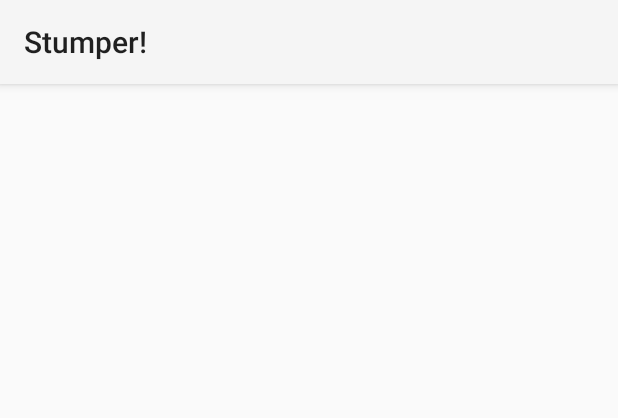
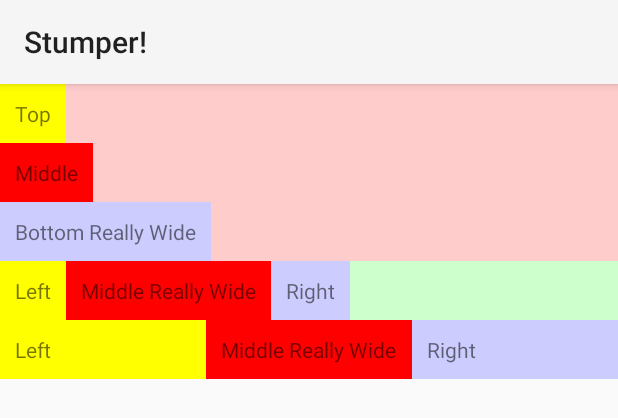
Before and after one commit to famousclark/CSC-214-repository, an Android app: the layout layout_linear_demo.xml on its own in the app's theme, with its tools: preview values and no code run, on a phone screen of 412 x 824 dp. Shown: the top 418 px of the screen. Run offline under Robolectric (Android 15) with nearby library versions, the phone set to English and light mode, and no system bars.

Commit message:
Fixed the layout in the rabbit hole app.

```diff
--- a/Lectures/Lecture03/app/src/main/res/layout/layout_linear_demo.xml
+++ b/Lectures/Lecture03/app/src/main/res/layout/layout_linear_demo.xml
@@ -3,4 +3,93 @@
     android:orientation="vertical" android:layout_width="match_parent"
     android:layout_height="match_parent">
 
+    <LinearLayout
+        android:layout_width="match_parent"
+        android:layout_height="wrap_content"
+        android:background="#FFCCCC"
+        android:orientation="vertical">
+
+        <TextView
+            android:layout_width="wrap_content"
+            android:layout_height="wrap_content"
+            android:text="Top"
+            android:padding="10dp"
+            android:background="#FFFF00"/>
+
+        <TextView
+            android:layout_width="wrap_content"
+            android:layout_height="wrap_content"
+            android:text="Middle"
+            android:padding="10dp"
+            android:background="#FF0000"/>
+
+        <TextView
+            android:layout_width="wrap_content"
+            android:layout_height="wrap_content"
+            android:text="Bottom Really Wide"
+            android:padding="10dp"
+            android:background="#CCCCFF"/>
+
+    </LinearLayout>
+
+    <LinearLayout
+        android:layout_width="match_parent"
+        android:layout_height="wrap_content"
+        android:orientation="horizontal"
+        android:background="#CCFFCC">
+
+        <TextView
+            android:layout_width="wrap_content"
+            android:layout_height="wrap_content"
+            android:background="#FFFF00"
+            android:padding="10dp"
+            android:text="Left"/>
+
+        <TextView
+            android:layout_width="wrap_content"
+            android:layout_height="wrap_content"
+            android:background="#FF0000"
+            android:padding="10dp"
+            android:text="Middle Really Wide"/>
+
+        <TextView
+            android:layout_width="wrap_content"
+            android:layout_height="wrap_content"
+            android:background="#CCCCFF"
+            android:padding="10dp"
+            android:text="Right"/>
+
+    </LinearLayout>
+
+    <LinearLayout
+        android:layout_width="match_parent"
+        android:layout_height="wrap_content"
+        android:orientation="horizontal"
+        android:background="#CCFFCC">
+
+        <TextView
+            android:layout_width="0dp"
+            android:layout_height="wrap_content"
+            android:layout_weight="1.0"
+            android:background="#FFFF00"
+            android:padding="10dp"
+            android:text="Left"/>
+
+        <TextView
+            android:layout_width="0dp"
+            android:layout_height="wrap_content"
+            android:layout_weight="1.0"
+            android:background="#FF0000"
+            android:padding="10dp"
+            android:text="Middle Really Wide"/>
+
+        <TextView
+            android:layout_width="0dp"
+            android:layout_height="wrap_content"
+            android:layout_weight="1.0"
+            android:background="#CCCCFF"
+            android:padding="10dp"
+            android:text="Right"/>
+
+    </LinearLayout>
 </LinearLayout>
```
Also changed, not shown: Lectures/Lecture03/app/src/main/res/layout/layout_combinaed_demo.xml (+56 -0 lines), Lectures/Lecture04/app/src/main/res/layout/activity_lecture04.xml (+6 -6 lines), Lectures/Lecture04/app/src/main/res/menu/menu_lecture04.xml (deleted, +0 -8 lines), Lectures/Lecture04/app/src/main/res/values/strings.xml (+5 -2 lines), 1 other file.
